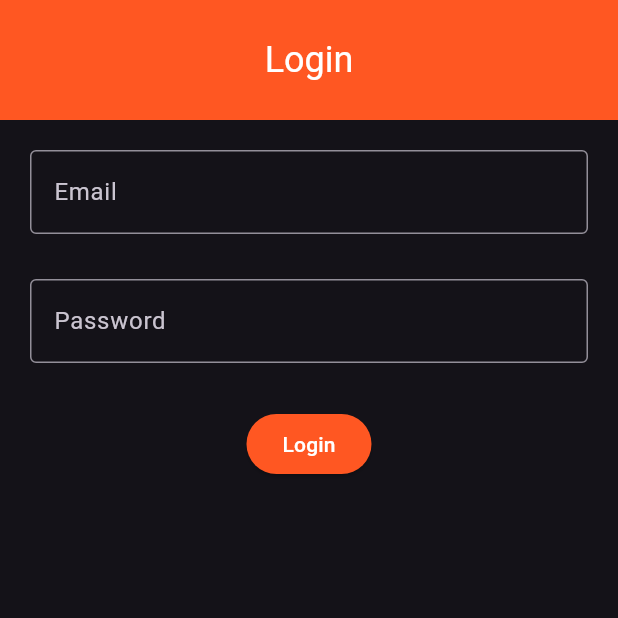
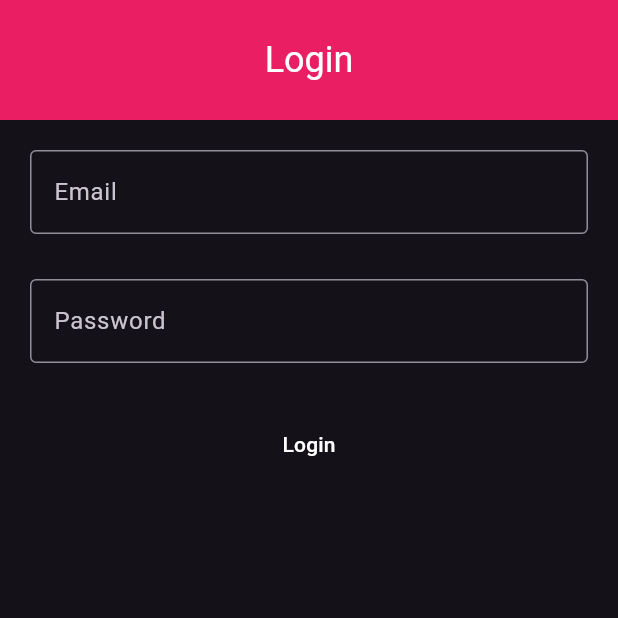
Before and after one commit to souravs3/provider_api_token, a Flutter app: the screen it shows after launch, on a phone screen of 412 x 824 dp, the top half of it. Run offline on Flutter 3.47's test engine with Material 3 defaults, Android fonts, the light colour scheme and no system bars; our stand-ins replace google_fonts, shared_preferences, sqflite; accounts and stored records are empty.

Commit message:
first commit

```diff
--- a/lib/controller/provider/auth_provider.dart
+++ b/lib/controller/provider/auth_provider.dart
@@ -17,6 +17,10 @@ class AuthProvider with ChangeNotifier {
   void setLoading(bool value) {
     _loading = value;
     notifyListeners();
+  }
+
+  bool hasTextFieldsValue(String email, String password) {
+    return email.isNotEmpty && password.isNotEmpty;
   }
 
   Future<void> login(String email, String password) async {
--- a/lib/view/login.dart
+++ b/lib/view/login.dart
@@ -1,9 +1,10 @@
+// ignore_for_file: invalid_use_of_visible_for_testing_member, invalid_use_of_protected_member
+
 import 'package:flutter/material.dart';
 import 'package:provider/provider.dart';
 import 'package:test_api_provider/controller/provider/auth_provider.dart';
 import 'package:test_api_provider/view/home.dart';
 
-// ignore: must_be_immutable
 class Login extends StatelessWidget {
   Login({super.key});
 
@@ -16,7 +17,7 @@ class Login extends StatelessWidget {
     return Scaffold(
       appBar: AppBar(
         toolbarHeight: 80,
-        backgroundColor: Colors.deepOrange,
+        backgroundColor: Colors.pink,
         title: Text(
           'Login',
           style: TextStyle(
@@ -36,6 +37,11 @@ class Login extends StatelessWidget {
             });
           }
 
+          bool hasValues = authProvider.hasTextFieldsValue(
+            emailController.text,
+            passwordController.text,
+          );
+
           return Form(
             key: _formKey,
             child: Column(
@@ -44,7 +50,7 @@ class Login extends StatelessWidget {
                   controller: emailController,
                   decoration: InputDecoration(
                     border: OutlineInputBorder(),
-                    label: Text('Email'),
+                    labelText: 'Email',
                   ),
                   validator: (value) {
                     if (value == null || value.isEmpty) {
@@ -55,15 +61,18 @@ class Login extends StatelessWidget {
                     }
                     return null;
                   },
+                  onChanged: (value) {
+                    // Update button state when text changes
+
+                    authProvider.notifyListeners();
+                  },
                 ),
-                SizedBox(
-                  height: 30,
-                ),
+                SizedBox(height: 30),
                 TextFormField(
                   controller: passwordController,
                   decoration: InputDecoration(
                     border: OutlineInputBorder(),
-                    label: Text('Password'),
+                    labelText: 'Password',
                   ),
                   validator: (value) {
                     if (value == null || value.isEmpty) {
@@ -72,15 +81,25 @@ class Login extends StatelessWidget {
                     return null;
                   },
                   obscureText: true,
+                  onChanged: (value) {
+                    // Update button state when text changes
+                    authProvider.notifyListeners();
+                  },
                 ),
-                SizedBox(
-                  height: 30,
-                ),
+                SizedBox(height: 30),
                 ElevatedButton(
                   style: ButtonStyle(
-                      backgroundColor:
-                          WidgetStatePropertyAll(Colors.deepOrange)),
-                  onPressed: authProvider.loading
+                    backgroundColor:
+                        WidgetStateProperty.resolveWith<Color>((states) {
+                      if (hasValues) {
+                        return Colors.pink;
+                      } else {
+                        return Colors
+                            .transparent; // Change to grey when no values
+                      }
+                    }),
+                  ),
+                  onPressed: authProvider.loading || !hasValues
                       ? null
                       : () {
                           if (_formKey.currentState?.validate() ?? false) {
@@ -91,7 +110,7 @@ class Login extends StatelessWidget {
                               if (!authProvider.isLoggedIn) {
                                 ScaffoldMessenger.of(context).showSnackBar(
                                   SnackBar(
-                                    content: Text('Invalid user credentials'),
+                                    content: Text('User Not Found'),
                                   ),
                                 );
                               }
```
Also changed, not shown: lib/model/group_model.dart (deleted, +0 -8 lines), lib/view/group_page.dart (+24 -3 lines), lib/view/home.dart (+6 -3 lines).
